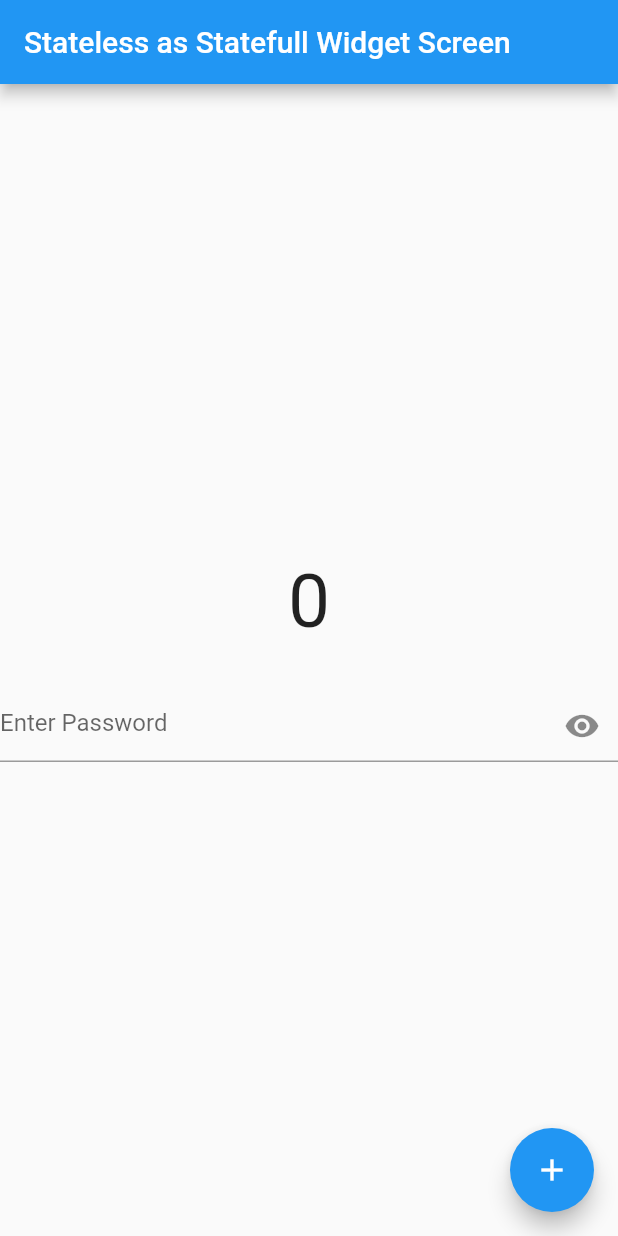
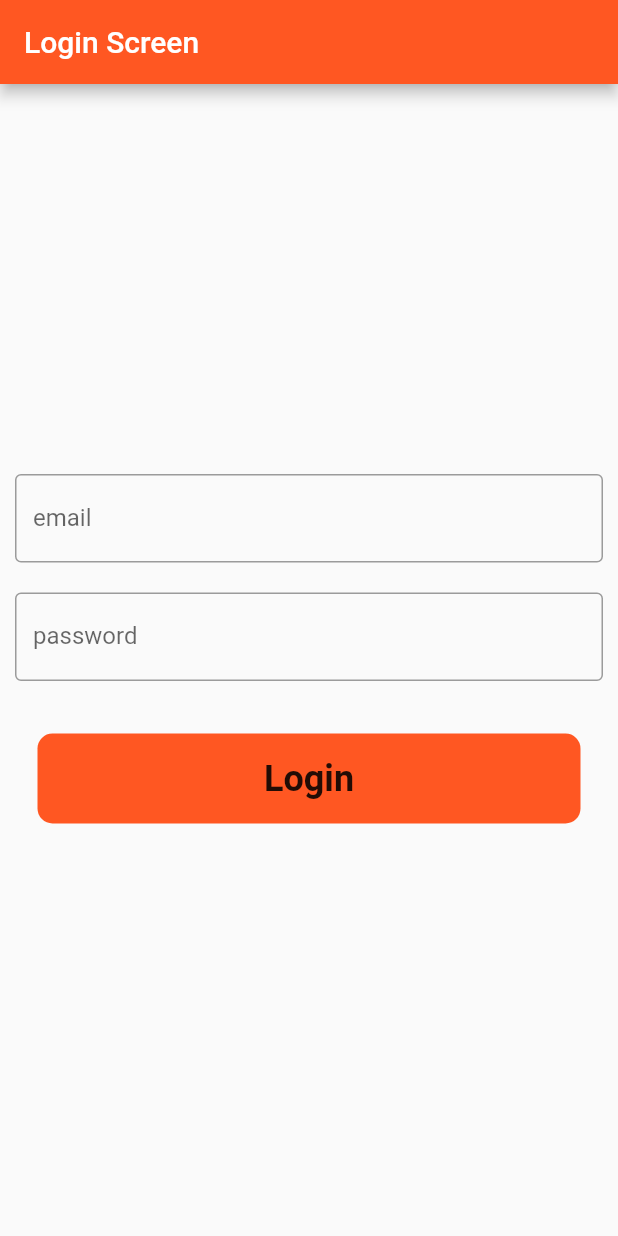
Before and after one commit to ThisIsAnshMalik/provider_state_management, a Flutter app: the screen it shows after launch, on a phone screen of 412 x 824 dp. Run offline on Flutter 3.47's test engine with Material 2 defaults, Android fonts, the phone set to English and light mode, and no system bars.

Commit message:
login Screen UI is ready

```diff
--- a/lib/main.dart
+++ b/lib/main.dart
@@ -1,6 +1,7 @@
 import 'package:flutter/material.dart';
 import 'package:provider/provider.dart';
 import 'package:provider_state_management/provider/provider.dart';
+import 'package:provider_state_management/screens/Login_screen.dart';
 import 'package:provider_state_management/screens/stateless_as_statefull.dart';
 
 void main() {
@@ -30,7 +31,7 @@ class MyApp extends StatelessWidget {
               theme: ThemeData(
                 primarySwatch: Colors.blue,
               ),
-              home: StatelessAsStatefullScreen(),
+              home: LoginScreen(),
             );
           },
         ));
--- /dev/null
+++ b/lib/screens/Login_screen.dart
@@ -0,0 +1,67 @@
+import 'package:flutter/material.dart';
+
+class LoginScreen extends StatefulWidget {
+  LoginScreen({Key? key}) : super(key: key);
+
+  @override
+  State<LoginScreen> createState() => _LoginScreenState();
+}
+
+class _LoginScreenState extends State<LoginScreen> {
+  final TextEditingController _emailController = TextEditingController();
+  final TextEditingController _passwordController = TextEditingController();
+  @override
+  Widget build(BuildContext context) {
+    return Scaffold(
+      appBar: AppBar(
+        backgroundColor: Colors.deepOrange,
+        title: const Text("Login Screen"),
+      ),
+      body: Column(
+        crossAxisAlignment: CrossAxisAlignment.center,
+        mainAxisAlignment: MainAxisAlignment.center,
+        children: [
+          Padding(
+            padding: const EdgeInsets.all(10.0),
+            child: TextFormField(
+              controller: _emailController,
+              decoration: const InputDecoration(
+                  labelText: "email",
+                  hintText: "enter email",
+                  border: OutlineInputBorder()),
+            ),
+          ),
+          Padding(
+            padding: const EdgeInsets.all(10.0),
+            child: TextFormField(
+              controller: _passwordController,
+              decoration: const InputDecoration(
+                  labelText: "password",
+                  hintText: "enter password",
+                  border: OutlineInputBorder()),
+            ),
+          ),
+          Padding(
+            padding: const EdgeInsets.all(25.0),
+            child: InkWell(
+              onTap: (() {}),
+              child: Container(
+                height: 60,
+                width: MediaQuery.of(context).size.width,
+                decoration: BoxDecoration(
+                    borderRadius: BorderRadius.circular(10),
+                    color: Colors.deepOrange),
+                child: const Center(
+                  child: Text(
+                    "Login",
+                    style: TextStyle(fontSize: 24, fontWeight: FontWeight.w600),
+                  ),
+                ),
+              ),
+            ),
+          )
+        ],
+      ),
+    );
+  }
+}
```
